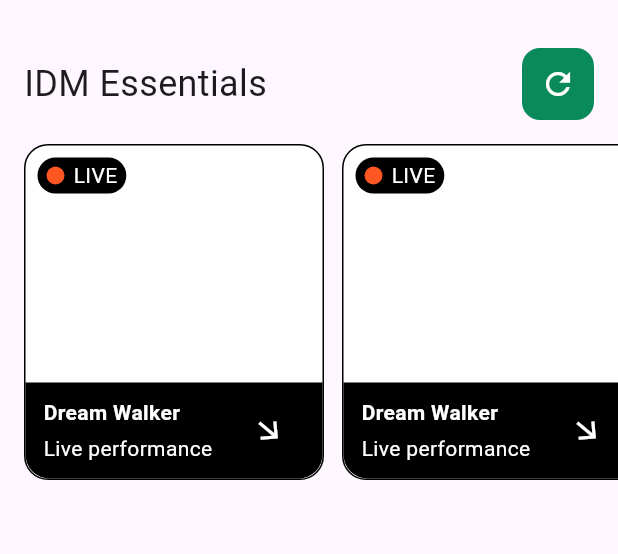
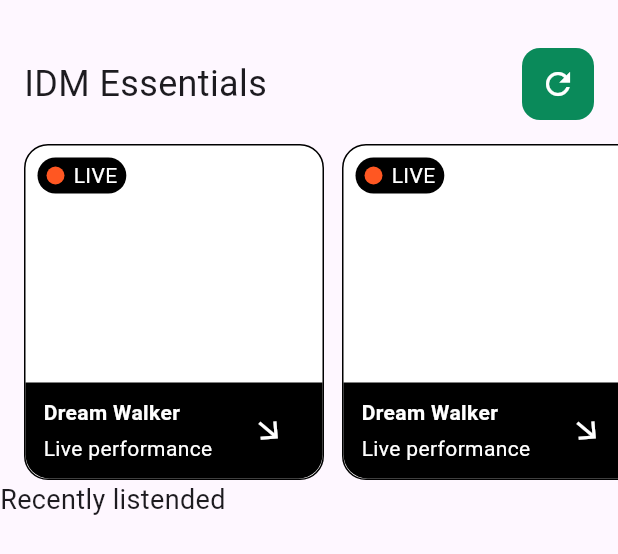
Before and after one commit to JAICHANGPARK/flutter_notebook_chapter_43, a Flutter app: the MusicPlayerIdmPage widget shown alone on an empty page, opened directly, on a phone screen of 412 x 824 dp. Shown: the top 554 px of the screen. Run offline on Flutter 3.47's test engine with Material 3 defaults, Android fonts, the phone set to English and light mode, and no system bars; our stand-ins replace gap, hugeicons.

Commit message:
Update music_player_idm_page.dart

```diff
--- a/lib/ep2157_music_player_app/ui/home/widgets/music_player_idm_page.dart
+++ b/lib/ep2157_music_player_app/ui/home/widgets/music_player_idm_page.dart
@@ -126,6 +126,12 @@ class MusicPlayerIdmPage extends StatelessWidget {
                   );
                 },
               ),
+            ),
+            Text(
+              "Recently listended",
+              style: TextStyle(
+                fontSize: 18,
+              ),
             )
           ],
         ),
```
